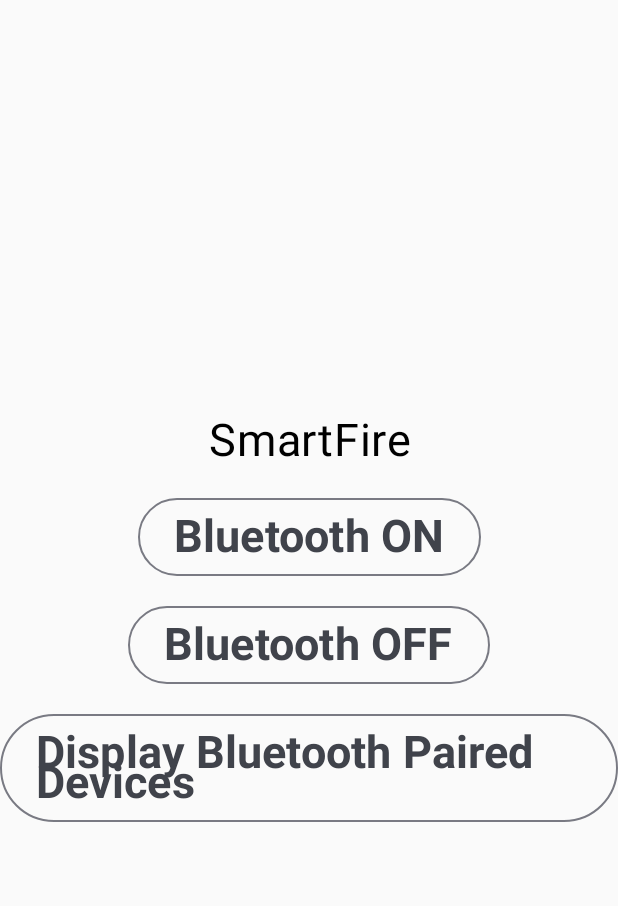
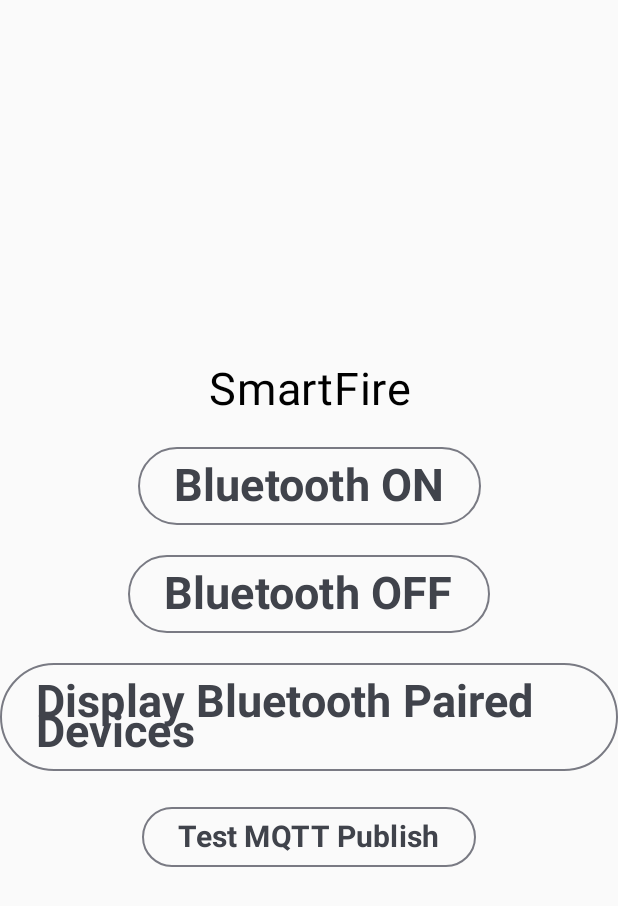
Before and after one commit to hurbgh/Arduino-Internship, an Android app built with Jetpack Compose: the MainScreen screen opened through its navigation route, on a phone screen of 412 x 824 dp. Shown: the top 906 px of the screen. Run offline under Robolectric (Android 15) with nearby library versions, the light colour scheme and no system bars; libraries missing offline, so code that uses them is left out: com.hivemq.client; 2 statements that could not run were skipped.

Commit message:
It sends data to MQTT server!

```diff
--- a/SmartFire/app/src/main/AndroidManifest.xml
+++ b/SmartFire/app/src/main/AndroidManifest.xml
@@ -6,6 +6,7 @@
     <uses-permission android:name="android.permission.BLUETOOTH_ADMIN" />
     <uses-permission android:name="android.permission.BLUETOOTH_CONNECT" />
     <uses-permission android:name="android.permission.BLUETOOTH_SCAN" />
+    <uses-permission android:name="android.permission.INTERNET" />
 
     <application
         android:allowBackup="true"
@@ -16,6 +17,9 @@
         android:roundIcon="@mipmap/ic_launcher_round"
         android:supportsRtl="true"
         android:theme="@style/Theme.SmartFire">
+
+        <!-- ✅ Add this service inside <application> -->
+        <service android:name="org.eclipse.paho.android.service.MqttService" />
 
         <activity
             android:name=".MainActivity"
--- a/SmartFire/app/src/main/java/com/example/smartfire/MainActivity.kt
+++ b/SmartFire/app/src/main/java/com/example/smartfire/MainActivity.kt
@@ -9,8 +9,6 @@ import androidx.compose.ui.text.style.TextAlign
 import androidx.compose.ui.unit.sp
 import androidx.core.app.ActivityCompat
 import androidx.compose.ui.platform.LocalContext
-import androidx.navigation.NavController
-import BluetoothViewModel
 import android.bluetooth.BluetoothAdapter
 import android.bluetooth.BluetoothManager
 import android.content.Intent
@@ -23,15 +21,18 @@ import androidx.activity.result.ActivityResultLauncher
 import androidx.activity.result.contract.ActivityResultContracts
 import androidx.compose.material3.*
 import androidx.compose.runtime.Composable
+import androidx.compose.runtime.LaunchedEffect
 import androidx.compose.runtime.collectAsState
 import androidx.compose.runtime.getValue
 import androidx.compose.ui.Modifier
 import androidx.compose.ui.unit.dp
 import androidx.lifecycle.viewmodel.compose.viewModel
+import androidx.navigation.NavController
 import androidx.navigation.compose.NavHost
 import androidx.navigation.compose.composable
 import androidx.navigation.compose.rememberNavController
 import com.example.smartfire.ui.theme.SmartFireTheme
+import kotlinx.coroutines.delay
 
 class MainActivity : ComponentActivity() {
     lateinit var bluetoothManager: BluetoothManager
@@ -74,13 +75,20 @@ class MainActivity : ComponentActivity() {
             SmartFireTheme {
                 val navController = rememberNavController()
                 val viewModel: BluetoothViewModel = viewModel()
+                viewModel.setupMqtt()
+                LaunchedEffect(Unit) {
+                    delay(2000) // wait 2 seconds for MQTT to connect
+                }
+
+
 
                 NavHost(navController = navController, startDestination = "main") {
                     composable("main") {
                         MainScreen(
                             bluetoothAdapter = bluetoothAdapter,
                             permissionLauncher = permissionLauncher,
-                            navController = navController
+                            navController = navController,
+                            viewModel = viewModel
                         )
                     }
                     composable("home") {
@@ -93,6 +101,7 @@ class MainActivity : ComponentActivity() {
                     composable("connected") {
                         ConnectedScreen(viewModel = viewModel)
                     }
+
                 }
             }
         }
@@ -103,7 +112,9 @@ class MainActivity : ComponentActivity() {
 fun MainScreen(
     bluetoothAdapter: BluetoothAdapter,
     permissionLauncher: ActivityResultLauncher<Array<String>>,
-    navController: androidx.navigation.NavController
+    navController: NavController,
+    viewModel: BluetoothViewModel
+
 ) {
     val context = androidx.compose.ui.platform.LocalContext.current
 
@@ -144,6 +155,14 @@ fun MainScreen(
         }) {
             Text("Display Bluetooth Paired Devices", fontSize = 30.sp, fontWeight = FontWeight.Bold)
         }
+        Spacer(modifier = Modifier.height(20.dp))
+
+        OutlinedButton(onClick = {
+            viewModel.publishJson("smartfire/test", "{\"test\":\"hello\"}")
+        }) {
+            Text("Test MQTT Publish", fontSize = 20.sp, fontWeight = FontWeight.Bold)
+        }
+
     }
 }
 
```
Also changed, not shown: SmartFire/app/build.gradle.kts (+22 -3 lines), SmartFire/app/src/main/java/com/example/smartfire/BluetoothViewModel.kt (+86 -13 lines), 2 other files.
